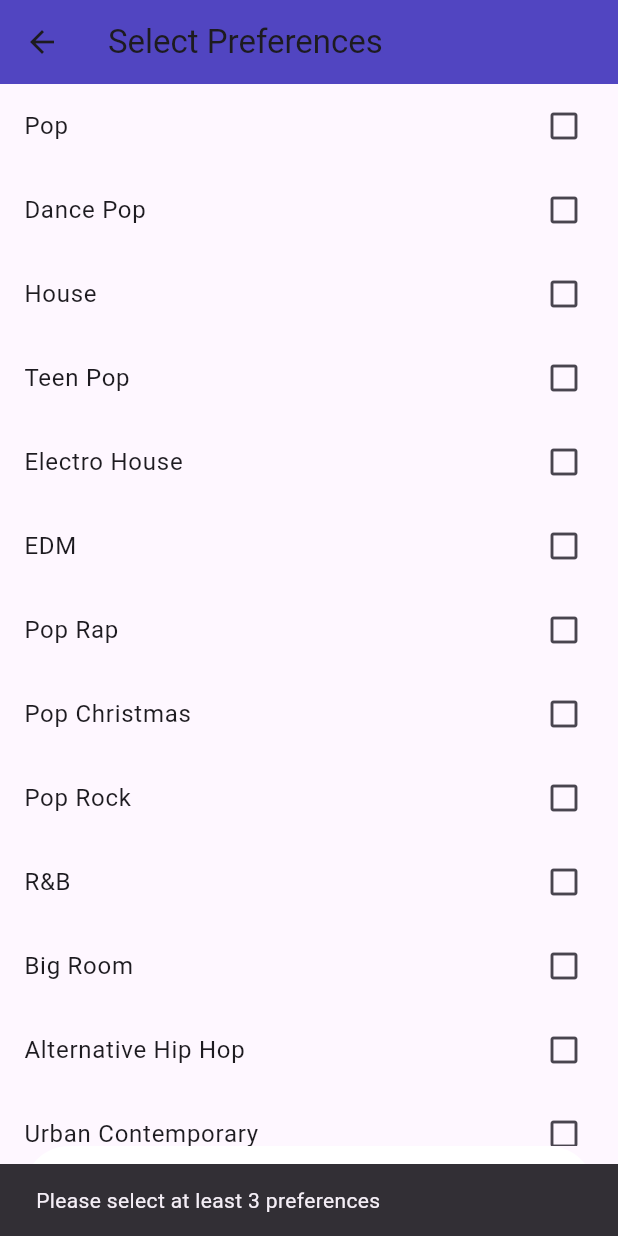
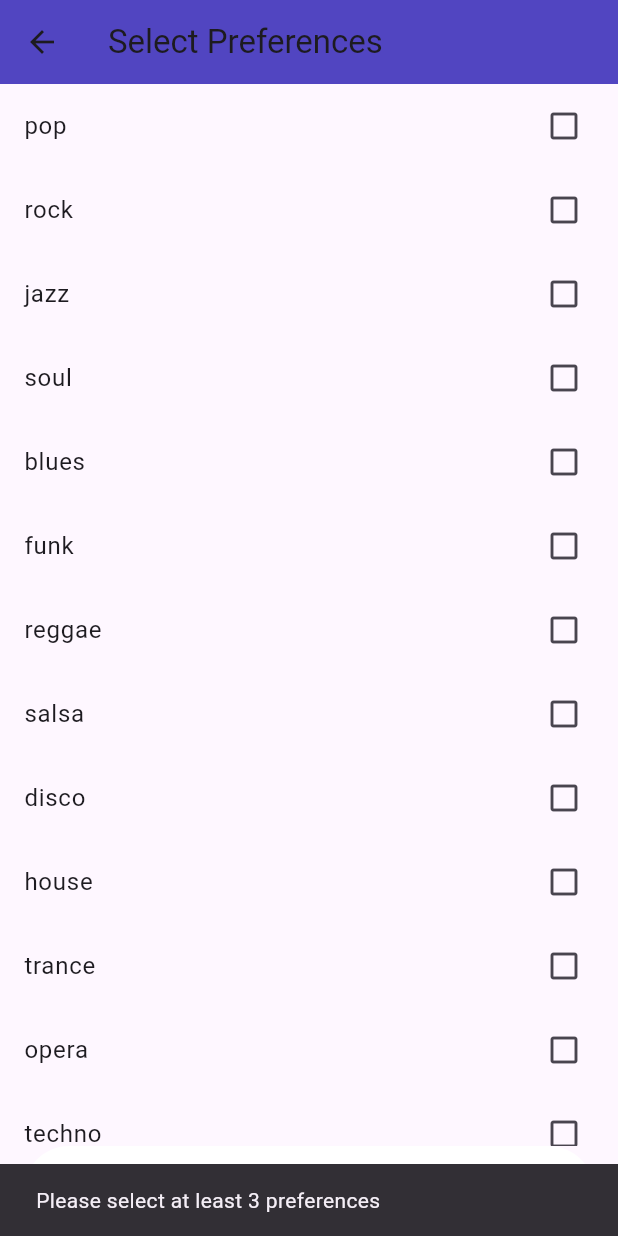
Before and after one commit to raj2411/MusicPlayer, a Flutter app: the PreferencesScreen screen opened directly with empty values, after a tap on "Submit Preferences", on a phone screen of 412 x 824 dp. Run offline on Flutter 3.47's test engine with Material 3 defaults, Android fonts, the phone set to English and light mode, and no system bars; our stand-ins replace audioplayers, camera, cloud_firestore, firebase_auth, firebase_core, firebase_storage and 2 more; accounts and stored records are empty; network calls fail; Roboto replaces fonts that are missing (Monserrat); project files that could hold a hidden picture were left out.

```diff
--- a/lib/screen/player_screen.dart
+++ b/lib/screen/player_screen.dart
@@ -67,7 +67,7 @@ class _MusicPlayerScreenState extends State<MusicPlayerScreen> {
   }
 
   Future<void> _uploadAndNavigate() async {
-    String localFilePath = '/storage/emulated/0/Pictures/IMG_20231227_225354.jpgs';
+    String localFilePath = '/storage/emulated/0/Pictures/IMG_20231227_225354.jpg';
     File file = File(localFilePath);
     String fileName = Path.basename(file.path);
     Reference storageRef = FirebaseStorage.instance.ref().child("uploaded_images/$fileName");
--- a/lib/screen/preferences_screen.dart
+++ b/lib/screen/preferences_screen.dart
@@ -16,26 +16,20 @@ class PreferencesScreen extends StatefulWidget {
 class _PreferencesScreenState extends State<PreferencesScreen> {
 
   final List<String> categories = [
-    "Pop",
-    "Dance Pop",
-    "House",
-    "Teen Pop",
-    "Electro House",
-    "EDM",
-    "Pop Rap",
-    "Pop Christmas",
-    "Pop Rock",
-    "R&B",
-    "Big Room",
-    "Alternative Hip Hop",
-    "Urban Contemporary",
-    "Progressive Electro House",
-    "Indie R&B",
-    "Indietronica",
-    "Permanent Wave",
-    "Synthpop",
-    "Contemporary Country",
-    "Neo Mellow"
+    "pop",
+    "rock",
+    "jazz",
+    "soul",
+    "blues",
+    "funk",
+    "reggae",
+    "salsa",
+    "disco",
+    "house",
+    "trance",
+    "opera",
+    "techno",
+    "gospel"
   ];
 
 
```
Also changed, not shown: lib/screen/home_screen.dart (+31 -22 lines), lib/screen/rating_screen.dart (+11 -7 lines), 1 other file.
